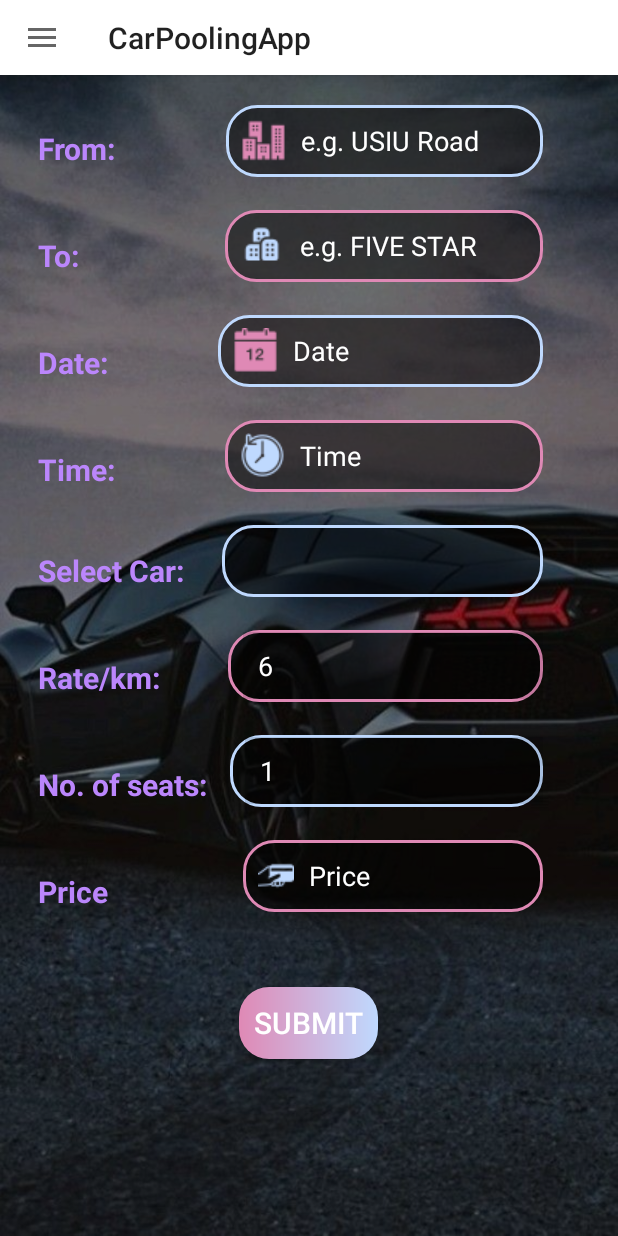
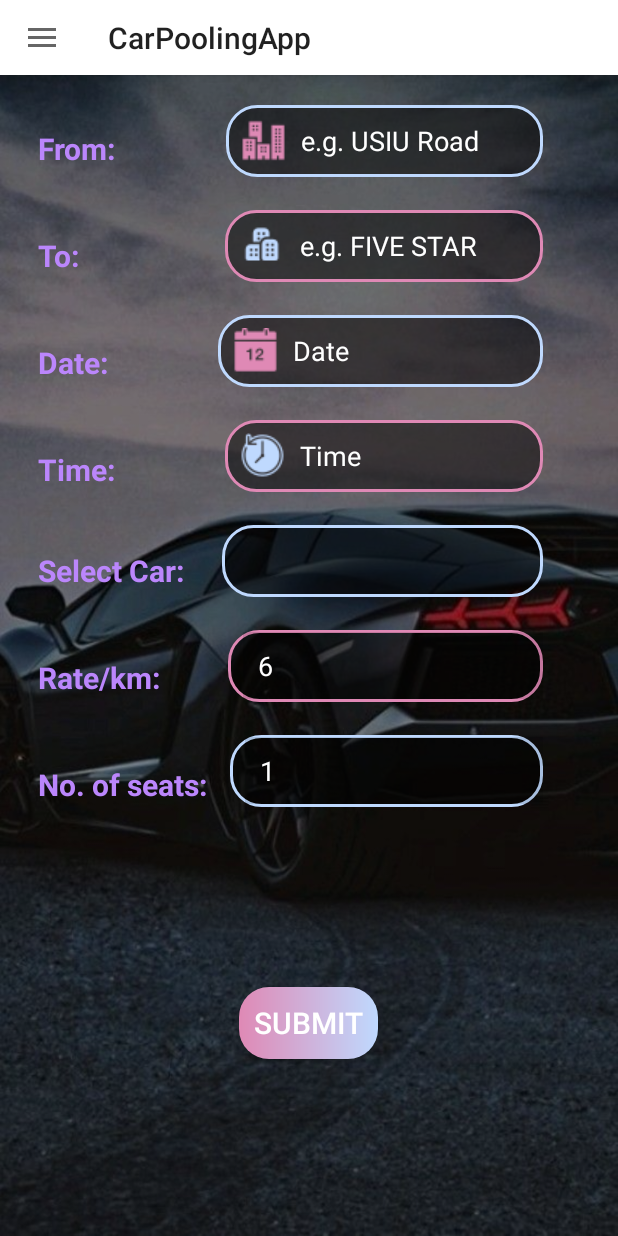
Before and after one commit to faroh7/Fufu--project, an Android app: the fragment CarDeatsFragment placed in its activity, in the side drawer, after a tap on "Plan Journey", on a phone screen of 412 x 824 dp. Run offline under Robolectric (Android 15) with nearby library versions, the phone set to English and light mode, and no system bars; Roboto replaces fonts that are not available here.

Commit message:
Fixed UI and Made databse changes

```diff
--- a/app/src/main/java/com/example/carpoolingapp/DatabaseHelper.java
+++ b/app/src/main/java/com/example/carpoolingapp/DatabaseHelper.java
@@ -55,6 +55,14 @@ public class DatabaseHelper extends SQLiteOpenHelper {
     private static final String COLUMN_PASSENGER = "passenger";
     private static final String COLUMN_PRICE = "price";
 
+    // Booking table
+
+    private static final String TABLE_BOOKING = "Booking";
+    private static final String COLUMN_BOOKING_ID = "BookingID";
+    private static final String COLUMN_DRIVER_BOOKING = "Driver_booking";
+    private static final String COLUMN_PASSENGER_BOOKING = "Passenger_booking";
+    private static final String COLUMN_TRIP_BOOKING = "tripID";
+
 
 
     private static final String CREATE_TABLE_USERS = "CREATE TABLE " + TABLE_NAME + "("
@@ -95,6 +103,15 @@ public class DatabaseHelper extends SQLiteOpenHelper {
             + COLUMN_PRICE + " TEXT NOT NULL, "
             + "FOREIGN KEY(" + COLUMN_ID + ") REFERENCES " + TABLE_TRIP + "(" + COLUMN_ID + "));";
 
+    private static final String CREATE_TABLE_BOOKING = "CREATE TABLE " + TABLE_BOOKING + " ("
+            + COLUMN_BOOKING_ID + " INTEGER PRIMARY KEY AUTOINCREMENT DEFAULT 3000, "
+            + COLUMN_DRIVER_BOOKING + " TEXT NOT NULL, "
+            + COLUMN_PASSENGER_BOOKING + " TEXT NOT NULL, "
+            + COLUMN_TRIP_BOOKING + " TEXT NOT NULL, "
+            + "FOREIGN KEY(" + COLUMN_DRIVER_BOOKING + ") REFERENCES " + TABLE_NAME + "(" + COLUMN_EMAIL + "), "
+            + "FOREIGN KEY(" + COLUMN_PASSENGER_BOOKING + ") REFERENCES " + TABLE_NAME + "(" + COLUMN_EMAIL + "), "
+            + "FOREIGN KEY(" + COLUMN_TRIP_BOOKING + ") REFERENCES " + TABLE_TRIP + "(" + COLUMN_ID + "));";
+
     private static final String SHARED_PREFS_NAME = "my_shared_prefs";
     private static final String CURRENT_USER_EMAIL_KEY = "current_user_email";
 
@@ -109,6 +126,8 @@ public class DatabaseHelper extends SQLiteOpenHelper {
         db.execSQL(CREATE_TABLE_CARS);
         db.execSQL(CREATE_TABLE_TRIPS);
         db.execSQL(CREATE_TABLE_PAYMENTS);
+        db.execSQL(CREATE_TABLE_BOOKING);
+
     }
 
     @Override
@@ -117,6 +136,7 @@ public class DatabaseHelper extends SQLiteOpenHelper {
         db.execSQL("DROP TABLE IF EXISTS " + TABLE_CAR);
         db.execSQL("DROP TABLE IF EXISTS " + TABLE_TRIP);
         db.execSQL("DROP TABLE IF EXISTS " + TABLE_PAYMENTS);
+        db.execSQL("DROP TABLE IF EXISTS " + TABLE_BOOKING);
         onCreate(db);
     }
 
@@ -688,4 +708,16 @@ public class DatabaseHelper extends SQLiteOpenHelper {
         return deleteRows > 0;
     }
 
+    public boolean addBooking(String driver, String passenger, int tripId){
+        SQLiteDatabase db = this.getWritableDatabase();
+        ContentValues contentValues = new ContentValues();
+        contentValues.put(COLUMN_DRIVER_BOOKING, driver);
+        contentValues.put(COLUMN_PASSENGER_BOOKING, passenger);
+        contentValues.put(COLUMN_TRIP_BOOKING, tripId);
+        long result = db.insert(TABLE_BOOKING, null, contentValues);
+        db.execSQL("UPDATE " + TABLE_TRIP + " SET " + COLUMN_SEATS + " = " + COLUMN_SEATS + " - 1 WHERE " + COLUMN_ID + " = " + tripId);
+        db.close();
+        return result != -1;
+    }
+
 }
--- a/app/src/main/res/layout/fragment_plan_journey.xml
+++ b/app/src/main/res/layout/fragment_plan_journey.xml
@@ -230,38 +230,38 @@
             android:background="@drawable/edit_bg1"
             android:paddingStart="10dp"/>
 
-        <TextView
-            android:id="@+id/priceText"
-            android:layout_width="wrap_content"
-            android:layout_height="wrap_content"
-            android:layout_below="@+id/seats"
-            android:layout_marginStart="20dp"
-            android:layout_marginTop="33dp"
-            android:padding="5dp"
-            android:text="Price"
-            android:textColor="@color/purple_200"
-            android:textSize="20sp"
-            android:textStyle="bold" />
+<!--        <TextView-->
+<!--            android:id="@+id/priceText"-->
+<!--            android:layout_width="wrap_content"-->
+<!--            android:layout_height="wrap_content"-->
+<!--            android:layout_below="@+id/seats"-->
+<!--            android:layout_marginStart="20dp"-->
+<!--            android:layout_marginTop="33dp"-->
+<!--            android:padding="5dp"-->
+<!--            android:text="Price"-->
+<!--            android:textColor="@color/purple_200"-->
+<!--            android:textSize="20sp"-->
+<!--            android:textStyle="bold" />-->
 
-        <EditText
-            android:id="@+id/priceBooking"
-            android:layout_width="200dp"
-            android:layout_height="wrap_content"
-            android:layout_below="@+id/seatsNo"
-            android:layout_alignParentEnd="true"
-            android:layout_marginStart="92dp"
-            android:background="@drawable/edit_bg"
-            android:drawableLeft="@drawable/payup"
-            android:drawableTint="#BFD9FE"
-            android:drawablePadding="10dp"
-            android:layout_marginTop="22dp"
-            android:layout_marginEnd="50dp"
-            android:hint="Price"
-            android:textColorHint="@color/white"
-            android:textColor="@color/white"
-            android:minHeight="48dp"
-            android:paddingStart="10dp"
-            android:inputType="text" />
+<!--        <EditText-->
+<!--            android:id="@+id/priceBooking"-->
+<!--            android:layout_width="200dp"-->
+<!--            android:layout_height="wrap_content"-->
+<!--            android:layout_below="@+id/seatsNo"-->
+<!--            android:layout_alignParentEnd="true"-->
+<!--            android:layout_marginStart="92dp"-->
+<!--            android:background="@drawable/edit_bg"-->
+<!--            android:drawableLeft="@drawable/payup"-->
+<!--            android:drawableTint="#BFD9FE"-->
+<!--            android:drawablePadding="10dp"-->
+<!--            android:layout_marginTop="22dp"-->
+<!--            android:layout_marginEnd="50dp"-->
+<!--            android:hint="Price"-->
+<!--            android:textColorHint="@color/white"-->
+<!--            android:textColor="@color/white"-->
+<!--            android:minHeight="48dp"-->
+<!--            android:paddingStart="10dp"-->
+<!--            android:inputType="text" />-->
 
 
         <androidx.appcompat.widget.AppCompatButton
```
Also changed, not shown: app/src/main/java/com/example/carpoolingapp/PassengerRecyclerDetails.java (+73 -18 lines).
